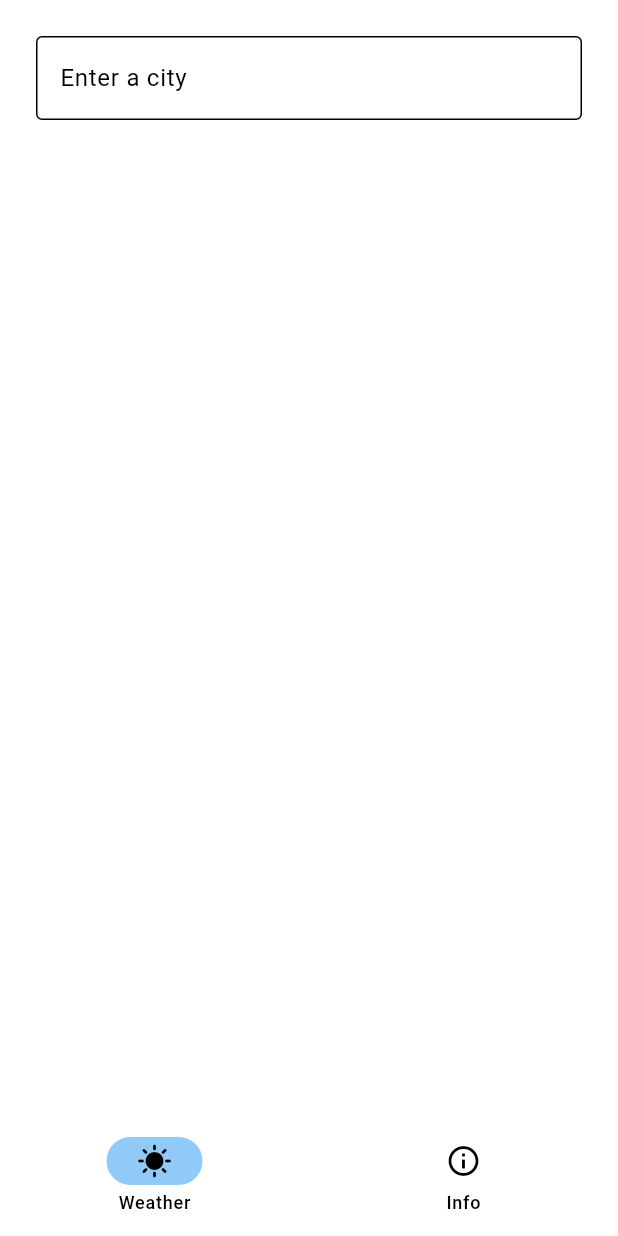
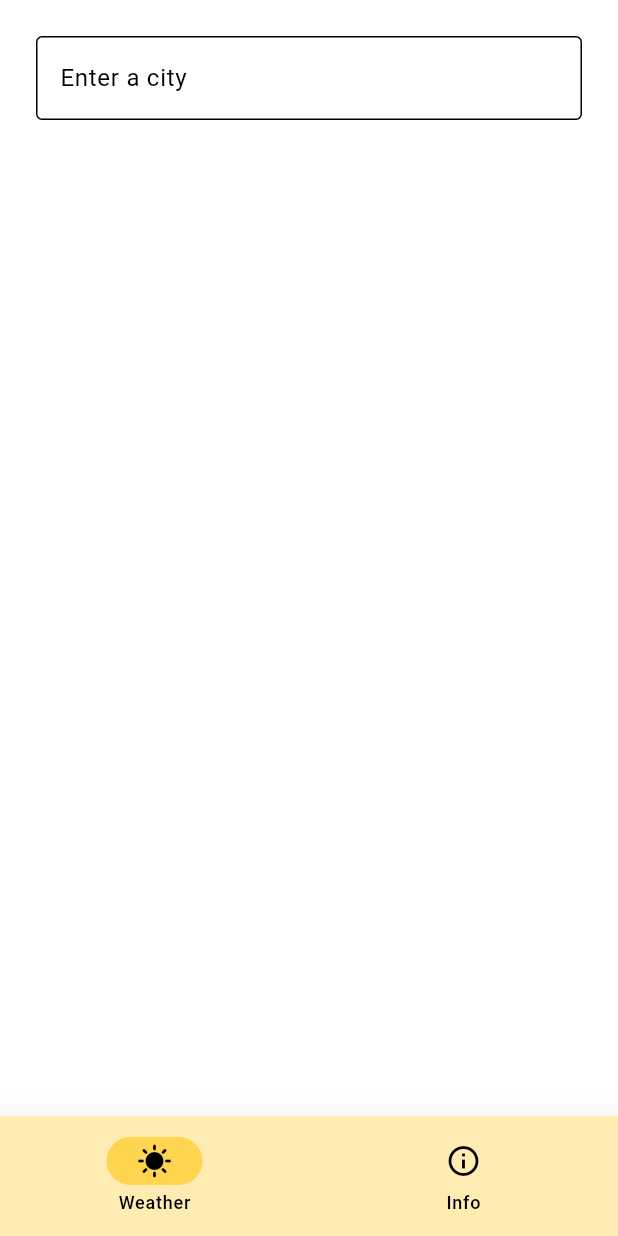
Before and after one commit to OttoLaitinen/flutter_weather_demo, a Flutter app: the screen it shows after launch, on a phone screen of 412 x 824 dp. Run offline on Flutter 3.47's test engine with Material 3 defaults, Android fonts, the phone set to English and light mode, and no system bars; our stand-ins replace flutter_dotenv, gap.

Commit message:
feat: add some yellow colour :D

```diff
--- a/lib/main.dart
+++ b/lib/main.dart
@@ -20,7 +20,7 @@ class MainApp extends StatelessWidget {
       debugShowCheckedModeBanner: false,
       home: const NavigationWidget(),
       theme: ThemeData.from(
-          colorScheme: ColorScheme.light(primary: Colors.blue.shade800)),
+          colorScheme: const ColorScheme.light(primary: Colors.black54)),
     );
   }
 }
--- a/lib/navigationWidget.dart
+++ b/lib/navigationWidget.dart
@@ -27,7 +27,10 @@ class _NavigationWidgetState extends State<NavigationWidget> {
             currentPageIndex = index;
           });
         },
-        indicatorColor: Colors.blue[200],
+        indicatorColor: Colors.amber[300],
+        shadowColor: Colors.black,
+        elevation: 20,
+        backgroundColor: Colors.amber[100],
         selectedIndex: currentPageIndex,
         destinations: const <Widget>[
           NavigationDestination(
```
Also changed, not shown: lib/widgets/weather_info.dart (+18 -8 lines).
